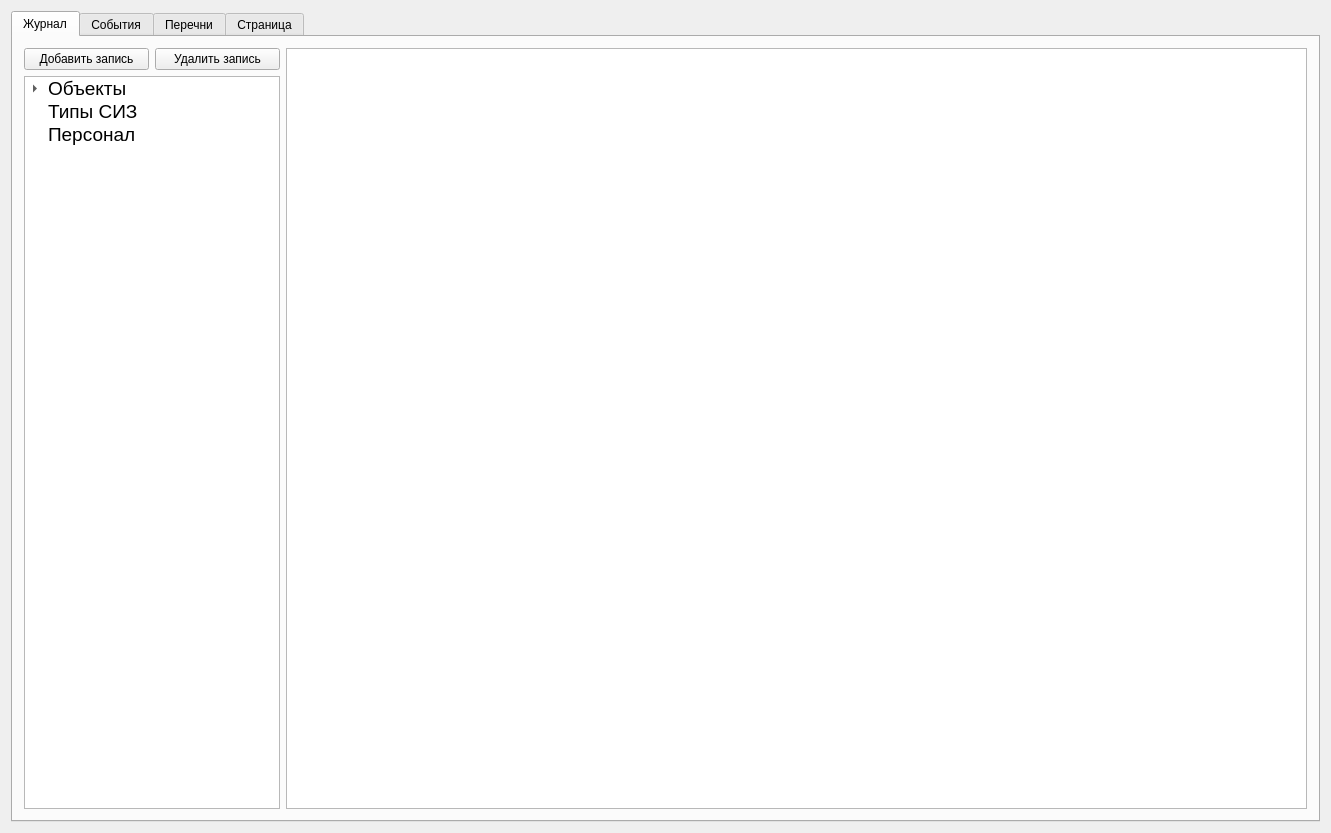
Before: the Qt Designer form mainsizwindow.ui in OpexXXX/SIZ, drawn with Qt 5.
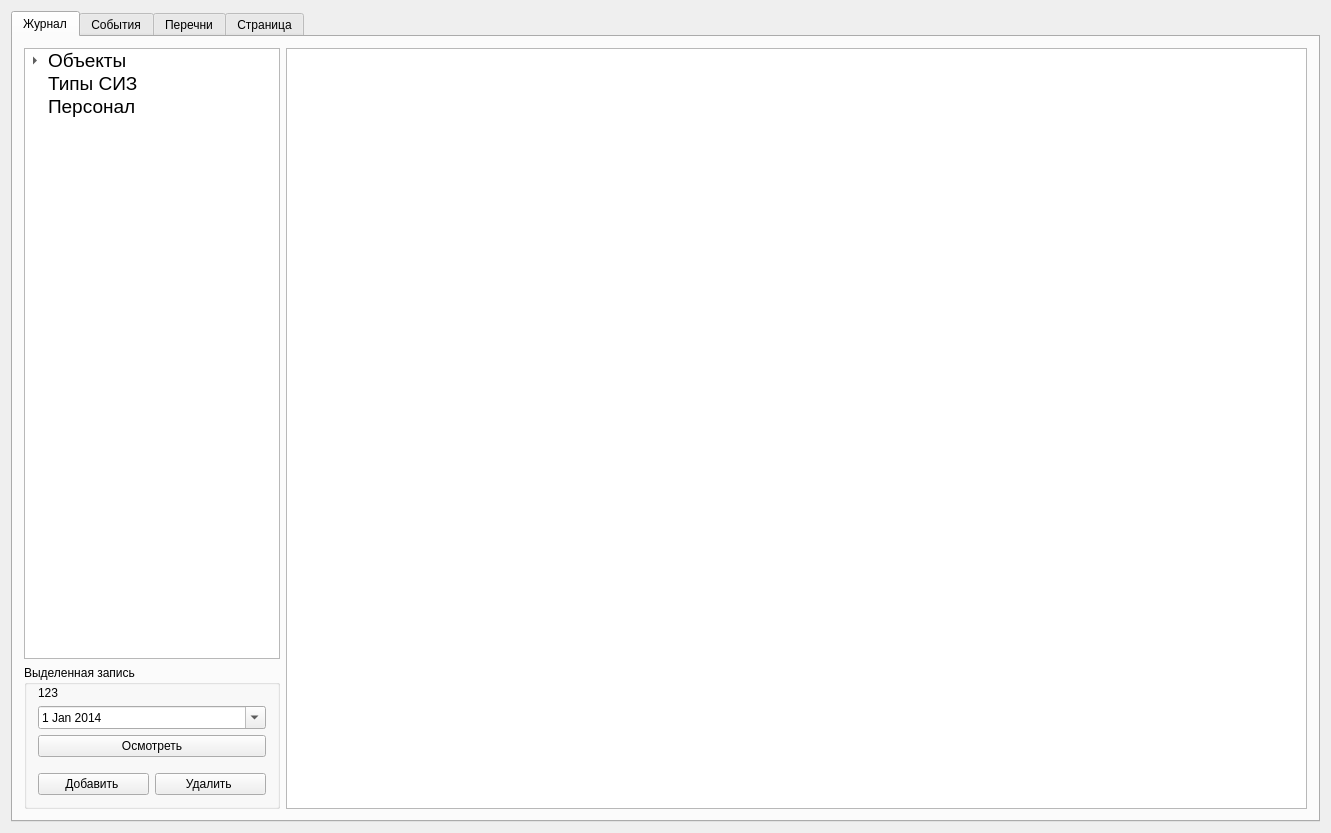
After: the same form once the commit is applied. The open tabs and pages were chosen to show the change. Icons and pictures are not drawn.

What changed in the file:
```diff
--- a/mainsizwindow.ui
+++ b/mainsizwindow.ui
@@ -57,20 +57,6 @@
             <property name="topMargin">
              <number>0</number>
             </property>
-            <item>
-             <widget class="QPushButton" name="pushButton">
-              <property name="text">
-               <string>Добавить запись</string>
-              </property>
-             </widget>
-            </item>
-            <item>
-             <widget class="QPushButton" name="pushButton_2">
-              <property name="text">
-               <string>Удалить запись</string>
-              </property>
-             </widget>
-            </item>
            </layout>
           </item>
           <item>
@@ -149,6 +135,130 @@
             </item>
            </widget>
           </item>
+          <item>
+           <widget class="QGroupBox" name="gridGroupBox">
+            <property name="title">
+             <string>Выделенная запись</string>
+            </property>
+            <layout class="QGridLayout" name="gridLayout" rowstretch="0,0,0,0,0,0,0,0" columnstretch="0" rowminimumheight="0,0,0,0,0,0,0,0">
+             <property name="topMargin">
+              <number>1</number>
+             </property>
+             <item row="6" column="0">
+              <layout class="QHBoxLayout" name="horizontalLayout_5">
+               <property name="topMargin">
+                <number>10</number>
+               </property>
+               <item>
+                <widget class="QPushButton" name="pushButton">
+                 <property name="text">
+                  <string>Добавить </string>
+                 </property>
+                 <property name="icon">
+                  <iconset resource="resourse.qrc">
+                   <normaloff>:/new/icon/add.png</normaloff>:/new/icon/add.png</iconset>
+                 </property>
+                 <property name="iconSize">
+                  <size>
+                   <width>32</width>
+                   <height>32</height>
+                  </size>
+                 </property>
+                 <property name="checkable">
+                  <bool>false</bool>
+                 </property>
+                 <property name="checked">
+                  <bool>false</bool>
+                 </property>
+                 <property name="autoDefault">
+                  <bool>false</bool>
+                 </property>
+                 <property name="default">
+                  <bool>false</bool>
+                 </property>
+                 <property name="flat">
+                  <bool>false</bool>
+                 </property>
+                </widget>
+               </item>
+               <item>
+                <widget class="QPushButton" name="pushButton_2">
+                 <property name="text">
+                  <string>Удалить </string>
+                 </property>
+                 <property name="icon">
+                  <iconset resource="resourse.qrc">
+                   <normaloff>:/new/icon/remove-trash.png</normaloff>:/new/icon/remove-trash.png</iconset>
+                 </property>
+                 <property name="iconSize">
+                  <size>
+                   <width>32</width>
+                   <height>32</height>
+                  </size>
+                 </property>
+                </widget>
+               </item>
+              </layout>
+             </item>
+             <item row="2" column="0">
+              <widget class="QPushButton" name="selectedItemOsmotrButton">
+               <property name="text">
+                <string>Осмотреть</string>
+               </property>
+              </widget>
+             </item>
+             <item row="0" column="0">
+              <widget class="QLabel" name="selectedItemLabel">
+               <property name="enabled">
+                <bool>true</bool>
+               </property>
+               <property name="sizePolicy">
+                <sizepolicy hsizetype="Fixed" vsizetype="Preferred">
+                 <horstretch>0</horstretch>
+                 <verstretch>0</verstretch>
+                </sizepolicy>
+               </property>
+               <property name="maximumSize">
+                <size>
+                 <width>300</width>
+                 <height>16777215</height>
+                </size>
+               </property>
+               <property name="text">
+                <string>123</string>
+               </property>
+               <property name="wordWrap">
+                <bool>true</bool>
+               </property>
+              </widget>
+             </item>
+             <item row="1" column="0">
+              <widget class="QDateEdit" name="selectedItemDateEdit">
+               <property name="maximumDateTime">
+                <datetime>
+                 <hour>23</hour>
+                 <minute>59</minute>
+                 <second>59</second>
+                 <year>2030</year>
+                 <month>12</month>
+                 <day>31</day>
+                </datetime>
+               </property>
+               <property name="minimumDate">
+                <date>
+                 <year>2014</year>
+                 <month>1</month>
+                 <day>1</day>
+                </date>
+               </property>
+               <property name="calendarPopup">
+                <bool>true</bool>
+               </property>
+              </widget>
+             </item>
+            </layout>
+           </widget>
+          </item>
          </layout>
         </item>
         <item>
```
Left out of the diff: 5 changed lines with no effect on the pictures.
